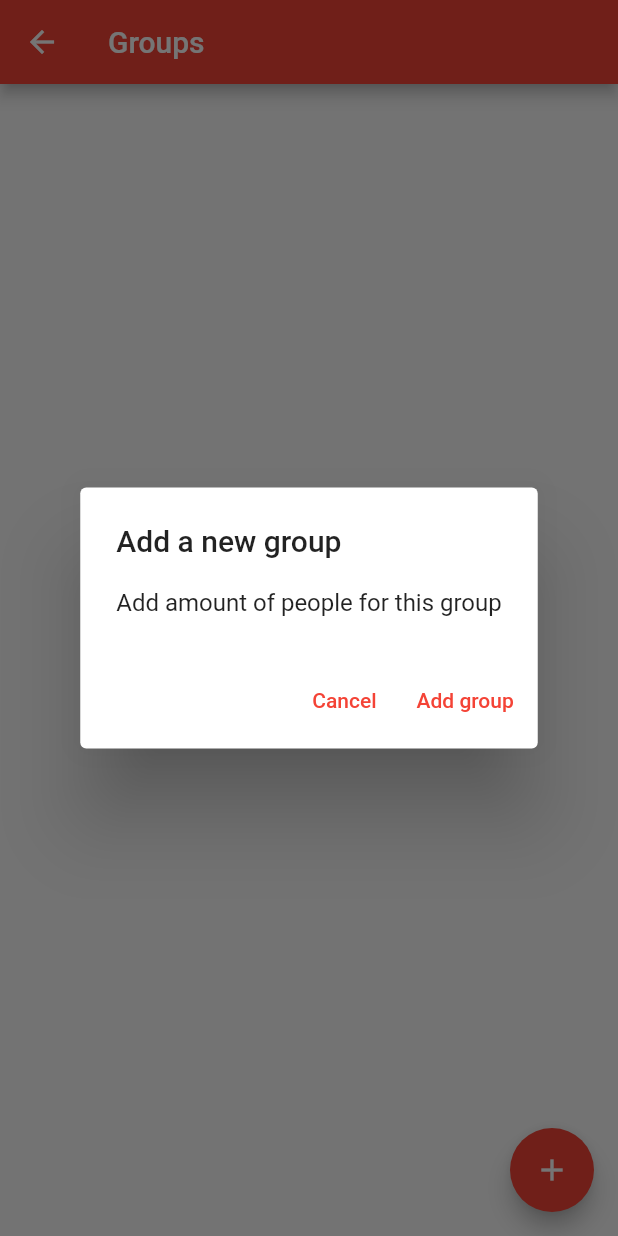
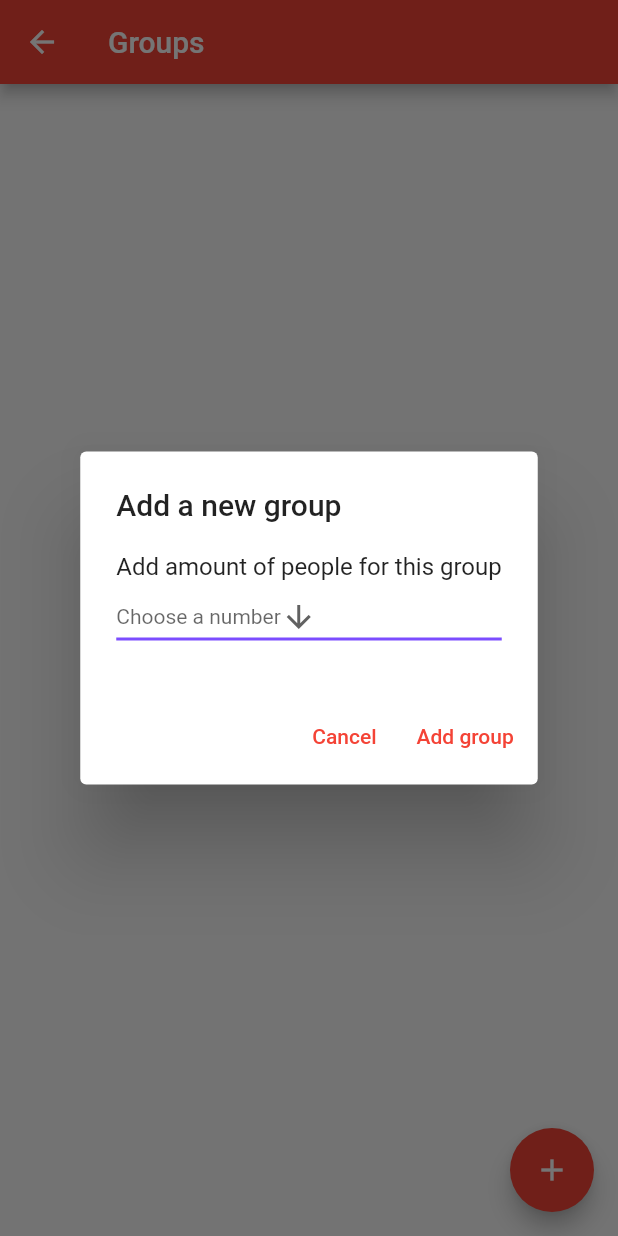
Before and after one commit to HF4-MEGA-PROJECT/restaurant-app-flutter, a Flutter app: the GroupsPage screen opened by its route, after a tap on the "add" icon, on a phone screen of 412 x 824 dp. Run offline on Flutter 3.47's test engine with Material 2 defaults, Android fonts, the phone set to English and light mode, and no system bars; our stand-ins replace dio, hive_flutter; missing offline and left inert: mobile_scanner; accounts and stored records are empty.

Commit message:
42 - Added dropdown bar and created group model

```diff
--- /dev/null
+++ b/lib/models/group.dart
@@ -0,0 +1,18 @@
+class Group {
+  int id;
+  int amountOfPeople;
+  int number;
+  DateTime createdAt;
+  DateTime updatedAt;
+  DateTime deletedAt;
+
+  Group(this.id, this.amountOfPeople, this.number, this.createdAt, this.updatedAt, this.deletedAt);
+
+  Group.fromJson(Map<String, dynamic> json)
+      : id = json['id'],
+        amountOfPeople = json['name'],
+        number = json['number'],
+        createdAt = json['created_at'],
+        updatedAt = json['updated_at'],
+        deletedAt = json['deleted_at'];
+}
--- a/lib/screens/groups.dart
+++ b/lib/screens/groups.dart
@@ -11,15 +11,17 @@ class GroupsPage extends StatefulWidget {
 }
 
 class _GroupsPageState extends State<GroupsPage> {
-  String bearerToken = '';
   String defaultText = 'No groups yet';
   int groupsAmount = 0;
   final List<Widget> _groupList = [];
 
+  final List<int> _numbers = [1,2,3,4,5,6,7,8,9];
+  int? _selectedNumber = 0;
+
   Widget _group() {
     return ElevatedButton.icon(
       onPressed: _goToGroup,
-      label: const Text('Group' 'N', style: TextStyle(fontSize: 15.0)),
+      label: const Text('Group ' 'N' '\n\n cum', style: TextStyle(fontSize: 15.0)),
       icon: const Icon(Icons.edit),
     );
   }
@@ -32,68 +34,7 @@ class _GroupsPageState extends State<GroupsPage> {
   }
 
   Future<void> _goToGroup() async {
-    return showDialog<void>(
-      context: context,
-      barrierDismissible: false, // user must tap button!
-      builder: (BuildContext context) {
-        return AlertDialog(
-          title: const Text('Add a new group'),
-          content: SingleChildScrollView(
-            child: ListBody(
-              children: const <Widget>[
-                Text("You are about to add group N"),
-              ],
-            ),
-          ),
-          actions: <Widget>[
-            TextButton(
-              child: const Text('Cancel'),
-              onPressed: () {
-                Navigator.of(context).pop();
-              },
-            ),
-            TextButton(
-              child: const Text('Add group'),
-              onPressed: _addGroupToList,
-            ),
-          ],
-        );
-      },
-    );
-  }
 
-  Future<void> _addNewGroup() async {
-    String dropdownValue = 'One';
-
-    return showDialog<void>(
-      context: context,
-      barrierDismissible: false, // user must tap button!
-      builder: (BuildContext context) {
-        return AlertDialog(
-          title: const Text('Add a new group'),
-          content: SingleChildScrollView(
-            child: ListBody(
-              children: const <Widget>[
-                Text("Add amount of people for this group"),
-
-              ],
-            ),
-          ),
-          actions: <Widget>[
-            TextButton(
-              child: const Text('Cancel'),
-              onPressed: () {
-                Navigator.of(context).pop();
-              },
-            ),
-            TextButton(
-              child: const Text('Add group'),
-              onPressed: _addGroupToList,
-            ),
-          ],
-        );
-      },
-    );
   }
 
   @override
@@ -116,7 +57,63 @@ class _GroupsPageState extends State<GroupsPage> {
             }),
       ),
       floatingActionButton: FloatingActionButton(
-        onPressed: _addNewGroup,
+        onPressed: () => showDialog(
+          context: context,
+          builder: (context) {
+            return StatefulBuilder(
+                builder: (context, setStateForDialog) {
+                  return AlertDialog(
+                    title: const Text('Add a new group'),
+                    content: SingleChildScrollView(
+                      child: ListBody(
+                        children: <Widget>[
+                          const Text("Add amount of people for this group"),
+                          DropdownButton<int>(
+                            value: _selectedNumber,
+                            hint: const Text("Choose a number"),
+                            icon: const Icon(Icons.arrow_downward),
+                            elevation: 16,
+                            style: const TextStyle(color: Colors.deepPurple),
+                            underline: Container(
+                              height: 2,
+                              color: Colors.deepPurpleAccent,
+                            ),
+                            onChanged: (int? newValue) {
+                              setStateForDialog(() {
+                                _selectedNumber = newValue!;
+                              });
+                            },
+                            items: _numbers.map((number) {
+                              return DropdownMenuItem(
+                                child: Text(number.toString()),
+                                value: number,
+                              );
+                            }).toList(),
+                          ),
+                        ],
+                      ),
+                    ),
+                    actions: <Widget>[
+                      TextButton(
+                        child: const Text('Cancel'),
+                        onPressed: () {
+                          Navigator.of(context).pop();
+                          _selectedNumber = null;
+                        },
+                      ),
+                      TextButton(
+                        child: const Text('Add group'),
+                        onPressed: () {
+                          _addGroupToList;
+                          _selectedNumber = null;
+                        },
+                      ),
+                    ],
+                  );
+                }
+            );
+          },
+        ),
         tooltip: 'Add group',
         child: const Icon(Icons.add),
       ),
```
Also changed, not shown: lib/services/groups.dart (added).
